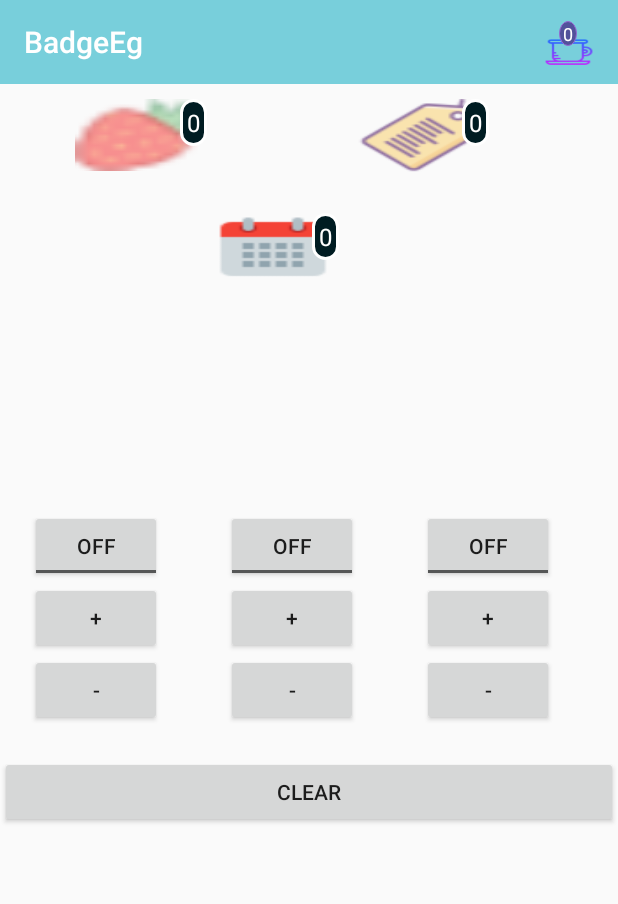
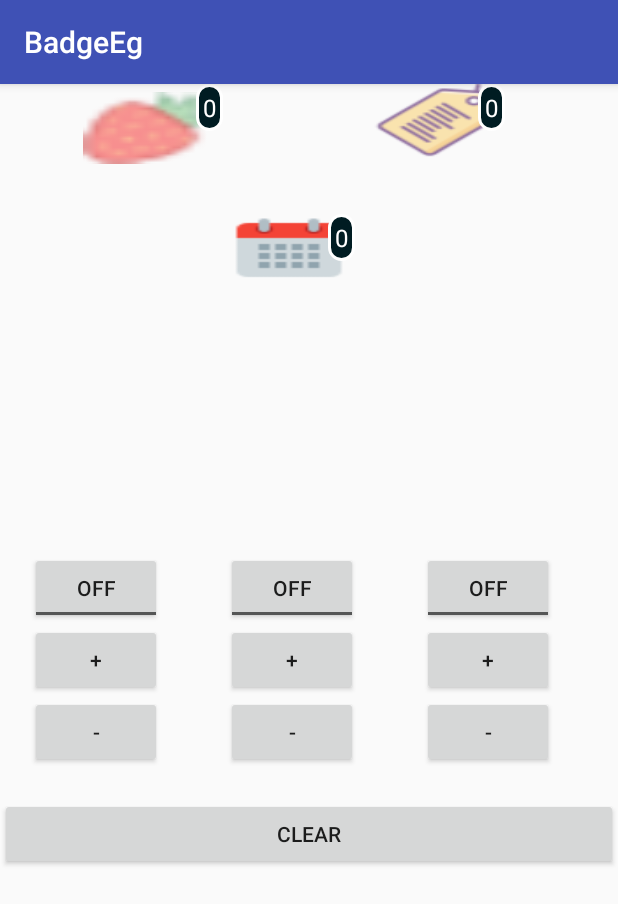
Before and after one commit to Sunilpore/Badge, an Android app: the screen it shows after launch (MainActivity), on a phone screen of 412 x 824 dp. Shown: the top 904 px of the screen. Run offline under Robolectric (Android 15) with nearby library versions, the phone set to English and light mode, and no system bars.

```diff
--- a/MyApplication/app/src/main/AndroidManifest.xml
+++ b/MyApplication/app/src/main/AndroidManifest.xml
@@ -9,8 +9,7 @@
         android:roundIcon="@mipmap/ic_launcher_round"
         android:supportsRtl="true"
         android:theme="@style/AppTheme">
-        <activity android:name=".MainActivity"
-            android:theme="@style/NoActionBar">
+        <activity android:name=".MainActivity">
             <intent-filter>
                 <action android:name="android.intent.action.MAIN" />
 
--- a/MyApplication/app/src/main/java/com/example/sunil/badgeeg/MainActivity.java
+++ b/MyApplication/app/src/main/java/com/example/sunil/badgeeg/MainActivity.java
@@ -1,13 +1,9 @@
 package com.example.sunil.badgeeg;
 
+import android.support.v7.app.AppCompatActivity;
 import android.os.Bundle;
-import android.support.v7.app.AppCompatActivity;
-import android.support.v7.widget.Toolbar;
-import android.view.Menu;
-import android.view.MenuItem;
 import android.view.View;
 import android.widget.Button;
-import android.widget.ImageButton;
 import android.widget.TextView;
 import android.widget.Toast;
 import android.widget.ToggleButton;
@@ -21,24 +17,13 @@ public class MainActivity extends AppCompatActivity implements View.OnClickListe
     Button incrStraw,incrLab,incrCal;
     Button decrStraw,decrLab,decrCal;
     Button clear;
-    View actionView;
 
-    Toolbar myToolbar;
-    MenuItem notifyMenuItem;
-
-    ImageButton mImgBt;
-    TextView mCount;
-    int sumCount;
-
-    static int Straw,Lab,Cal;
+    static int Straw,Lab,Cal,test;
 
     @Override
     protected void onCreate(Bundle savedInstanceState) {
         super.onCreate(savedInstanceState);
         setContentView(R.layout.activity_main);
-
-        myToolbar= (Toolbar) findViewById(R.id.toolbar_lay);
-        setSupportActionBar(myToolbar);
 
         tvStraw= (TextView) findViewById(R.id.badge_notify1);
         tvLab= (TextView) findViewById(R.id.badge_notify2);
@@ -70,24 +55,6 @@ public class MainActivity extends AppCompatActivity implements View.OnClickListe
     }
 
     @Override
-    public boolean onCreateOptionsMenu(Menu menu) {
-
-        getMenuInflater().inflate(R.menu.menu_layout,menu);
-        notifyMenuItem=menu.findItem(R.id.count_menuitem);
-            actionView=notifyMenuItem.getActionView();
-
-            if(actionView!=null){
-                mImgBt=actionView.findViewById(R.id.ib_notification_base);
-                mCount=actionView.findViewById(R.id.tv_notification);
-            }
-
-            mImgBt.setOnClickListener(this);
-
-
-        return super.onCreateOptionsMenu(menu);
-    }
-
-    @Override
     public void onClick(View view) {
 
         switch(view.getId()){
@@ -95,9 +62,7 @@ public class MainActivity extends AppCompatActivity implements View.OnClickListe
             case R.id.strawberry_incr:
                 if(tgStraw.isChecked()){
                     Straw++;
-                    sumCount++;
                     tvStraw.setText(String.valueOf(Straw));
-                    mCount.setText(String.valueOf(sumCount));
                 }
                 break;
 
@@ -174,10 +139,6 @@ public class MainActivity extends AppCompatActivity implements View.OnClickListe
                 }
                 break;
 
-            case R.id.ib_notification_base:
-                Toast.makeText(this, "Image Button clicked", Toast.LENGTH_SHORT).show();
-                break;
-
         }
 
     }
--- a/MyApplication/app/src/main/res/drawable/actn_shape.xml
+++ /dev/null
@@ -1,15 +0,0 @@
-<?xml version="1.0" encoding="utf-8"?>
-<shape xmlns:android="http://schemas.android.com/apk/res/android"
-    android:shape="oval">
-
-    <solid android:color="#52529b" />
-    <stroke
-        android:width="0.2dp"
-        android:color="#9666D3" />
-
-    <size
-        android:width="12dp"
-        android:height="12dp" />
-
-
-</shape>
--- a/MyApplication/app/src/main/res/layout/activity_main.xml
+++ b/MyApplication/app/src/main/res/layout/activity_main.xml
@@ -8,39 +8,22 @@
     tools:context="com.example.sunil.badgeeg.MainActivity">
 
 
-    <android.support.v7.widget.Toolbar
-        android:id="@+id/toolbar_lay"
-        android:layout_width="match_parent"
-        android:layout_height="wrap_content"
-        android:theme="@style/ThemeOverlay.AppCompat.Dark.ActionBar"
-        android:layout_alignParentLeft="true"
-        android:layout_alignParentStart="true"
-        android:layout_alignParentTop="true"
-        android:minHeight="?attr/actionBarSize"
-        android:background="@color/colorPrimary"/>
-
-
-
     <RelativeLayout
         android:id="@+id/rel_lay1"
         android:layout_width="wrap_content"
         android:layout_height="wrap_content"
-        android:paddingLeft="50dp"
-        android:layout_marginTop="10dp"
-        android:layout_below="@id/toolbar_lay">
+        android:paddingLeft="50dp">
 
         <RelativeLayout
             android:id="@+id/rel_laysub1"
             android:layout_width="wrap_content"
-            android:layout_height="wrap_content">
+            android:layout_height="wrap_content"
+            android:padding="5dp">
 
             <Button
                 android:id="@+id/food"
                 android:layout_width="wrap_content"
                 android:layout_height="wrap_content"
-                android:layout_below="@+id/rel_lay1"
-                android:layout_toLeftOf="@+id/rel_lay3"
-                android:layout_toStartOf="@+id/rel_lay3"
                 android:background="@drawable/food" />
 
         </RelativeLayout>
@@ -65,9 +48,7 @@
        android:layout_width="wrap_content"
        android:layout_height="wrap_content"
        android:layout_marginLeft="100dp"
-       android:layout_marginTop="10dp"
-       android:layout_toRightOf="@id/rel_lay1"
-       android:layout_below="@id/toolbar_lay">
+       android:layout_toRightOf="@id/rel_lay1">
 
        <RelativeLayout
            android:id="@+id/rel_laysub2"
--- a/MyApplication/app/src/main/res/layout/iconset_layout.xml
+++ /dev/null
@@ -1,37 +0,0 @@
-<?xml version="1.0" encoding="utf-8"?>
-<RelativeLayout xmlns:android="http://schemas.android.com/apk/res/android"
-    android:layout_width="match_parent"
-    android:layout_height="match_parent">
-
-    <RelativeLayout
-        android:layout_width="wrap_content"
-        android:layout_height="wrap_content">
-
-        <ImageButton
-            android:id="@+id/ib_notification_base"
-            android:layout_width="45dp"
-            android:layout_height="45dp"
-            android:layout_marginBottom="10dp"
-            android:layout_marginEnd="10dp"
-            android:layout_marginRight="10dp"
-            android:layout_marginTop="16dp"
-            android:background="@drawable/tea"
-            android:foreground="?attr/selectableItemBackground" />
-
-        <TextView
-            android:id="@+id/tv_notification"
-            android:layout_width="wrap_content"
-            android:layout_height="wrap_content"
-            android:layout_marginLeft="16dp"
-            android:layout_marginStart="16dp"
-            android:layout_marginTop="14dp"
-            android:background="@drawable/actn_shape"
-            android:gravity="center"
-            android:text="0"
-            android:textColor="@android:color/white"
-            android:textSize="12sp" />
-
-    </RelativeLayout>
-
-
-</RelativeLayout>
--- a/MyApplication/app/src/main/res/menu/menu_layout.xml
+++ /dev/null
@@ -1,13 +0,0 @@
-<?xml version="1.0" encoding="utf-8"?>
-<menu xmlns:android="http://schemas.android.com/apk/res/android"
-    xmlns:app="http://schemas.android.com/apk/res-auto">
-
-    <item
-
-        android:id="@+id/count_menuitem"
-        android:title="Count"
-        app:actionLayout="@layout/iconset_layout"
-        app:showAsAction="always" />
-
-
-</menu>
--- a/MyApplication/app/src/main/res/values/colors.xml
+++ b/MyApplication/app/src/main/res/values/colors.xml
@@ -1,6 +1,6 @@
 <?xml version="1.0" encoding="utf-8"?>
 <resources>
-    <color name="colorPrimary">#78cfdb</color>
-    <color name="colorPrimaryDark">#68b9c4</color>
+    <color name="colorPrimary">#3F51B5</color>
+    <color name="colorPrimaryDark">#303F9F</color>
     <color name="colorAccent">#FF4081</color>
 </resources>
--- a/MyApplication/app/src/main/res/values/styles.xml
+++ b/MyApplication/app/src/main/res/values/styles.xml
@@ -8,11 +8,4 @@
         <item name="colorAccent">@color/colorAccent</item>
     </style>
 
-    <style name="NoActionBar" parent="Theme.AppCompat.Light.NoActionBar">
-        <!-- Customize your theme here. -->
-        <item name="colorPrimary">@color/colorPrimary</item>
-        <item name="colorPrimaryDark">@color/colorPrimaryDark</item>
-        <item name="colorAccent">@color/colorAccent</item>
-    </style>
-
 </resources>
--- a/MyApplication/gradle.properties
+++ b/MyApplication/gradle.properties
@@ -9,7 +9,7 @@
 
 # Specifies the JVM arguments used for the daemon process.
 # The setting is particularly useful for tweaking memory settings.
-org.gradle.jvmargs=-Xmx1024m
+org.gradle.jvmargs=-Xmx1536m
 
 # When configured, Gradle will run in incubating parallel mode.
 # This option should only be used with decoupled projects. More details, visit
```
Also changed, not shown: MyApplication/app/src/main/res/drawable/anitea.png (deleted), MyApplication/app/src/main/res/drawable/tea.png (deleted).
